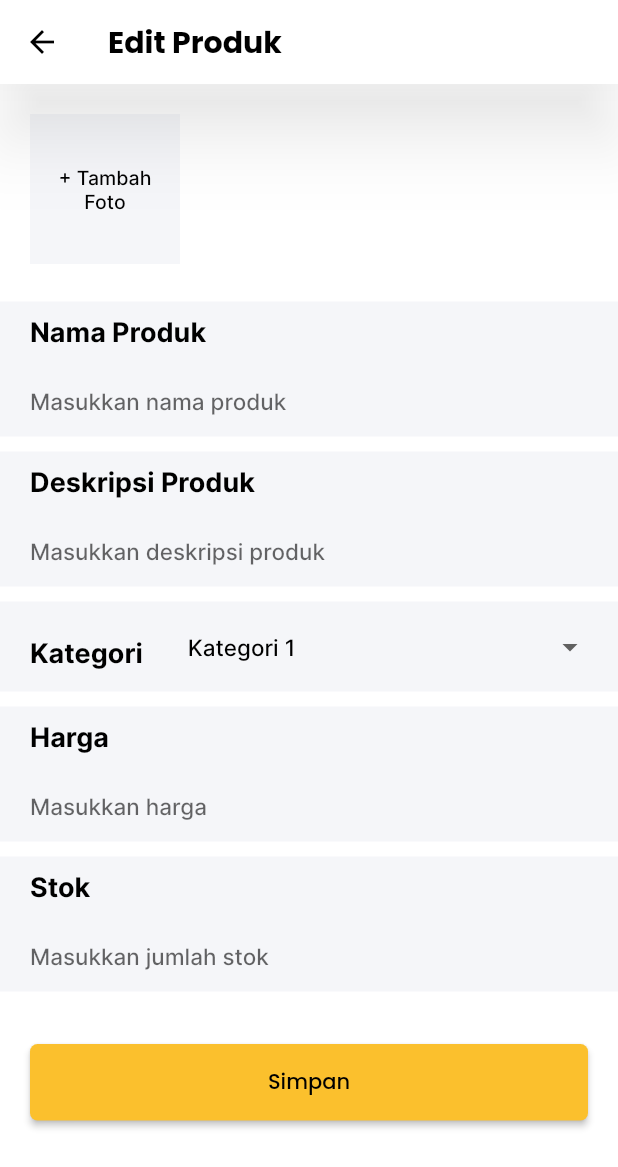
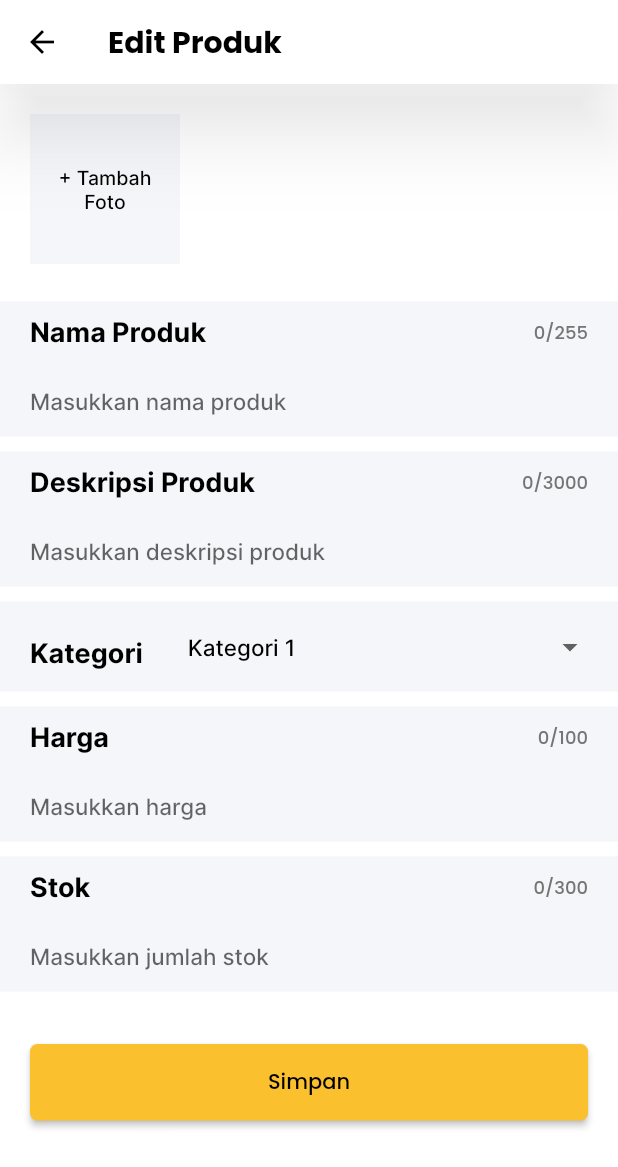
Before and after one commit to jenaarrr1111/umik-App, a Flutter app: the SellerEditProductScreen screen opened by its route, on a phone screen of 412 x 824 dp. Shown: the top 1167 px of the screen. Run offline on Flutter 3.47's test engine with Material 2 defaults, Android fonts, the phone set to English and light mode, and no system bars; our stand-ins replace flutter_svg.

Commit message:
Menambahkan word counter di halaman seller_edit_product

```diff
--- a/lib/screens/penjual/edit_produk/components/edit_product_body.dart
+++ b/lib/screens/penjual/edit_produk/components/edit_product_body.dart
@@ -16,6 +16,16 @@
   var deskripsiController = TextEditingController();
   var hargaController = TextEditingController();
   var stokController = TextEditingController();
+
+  final namaProdukLength = 255;
+  final deskripsiLength = 3000;
+  final hargaLength = 100;
+  final stokLength = 300;
+
+  var textNamaProdukLength = 0;
+  var textDeskripsiLength = 0;
+  var textHargaLength = 0;
+  var textStokLength = 0;
 
   static const List<String> kategoriList = [
     'Kategori 1',
@@ -92,9 +102,22 @@
                 crossAxisAlignment: CrossAxisAlignment.start,
                 children: [
                   Padding(
-                    padding: const EdgeInsets.only(left: 20, top: 10),
+                    padding:
+                        const EdgeInsets.only(left: 20, right: 20, top: 10),
+                    child: Row(
+                      children: [
+                        Expanded(
                           child: Text('Nama Produk',
                               style: Theme.of(context).textTheme.titleLarge),
+                        ),
+                        Text(
+                            '${textNamaProdukLength.toString()}/${namaProdukLength.toString()}',
+                            style: Theme.of(context)
+                                .textTheme
+                                .labelMedium!
+                                .copyWith(color: kTextSecondColor)),
+                      ],
+                    ),
                   ),
                   const SizedBox(height: 10),
                   TextFormField(
@@ -115,8 +138,15 @@
                       errorBorder: InputBorder.none,
                       hintText: 'Masukkan nama produk',
                       filled: true,
+                      counterText: '',
                     ),
                     style: Theme.of(context).textTheme.titleMedium,
+                    maxLength: namaProdukLength,
+                    onChanged: (value) {
+                      setState(() {
+                        textNamaProdukLength = value.length;
+                      });
+                    },
                     validator: (value) => value!.isEmpty
                         ? 'Nama produk tidak boleh kososng!'
                         : null,
@@ -133,9 +163,22 @@
                 crossAxisAlignment: CrossAxisAlignment.start,
                 children: [
                   Padding(
-                    padding: const EdgeInsets.only(left: 20, top: 10),
+                    padding:
+                        const EdgeInsets.only(left: 20, right: 20, top: 10),
+                    child: Row(
+                      children: [
+                        Expanded(
                           child: Text('Deskripsi Produk',
                               style: Theme.of(context).textTheme.titleLarge),
+                        ),
+                        Text(
+                            '${textDeskripsiLength.toString()}/${deskripsiLength.toString()}',
+                            style: Theme.of(context)
+                                .textTheme
+                                .labelMedium!
+                                .copyWith(color: kTextSecondColor)),
+                      ],
+                    ),
                   ),
                   const SizedBox(height: 10),
                   TextFormField(
@@ -156,8 +199,15 @@
                       errorBorder: InputBorder.none,
                       hintText: 'Masukkan deskripsi produk',
                       filled: true,
+                      counterText: '',
                     ),
                     style: Theme.of(context).textTheme.titleMedium,
+                    maxLength: deskripsiLength,
+                    onChanged: (value) {
+                      setState(() {
+                        textDeskripsiLength = value.length;
+                      });
+                    },
                     validator: (value) => value!.isEmpty
                         ? 'Deskripsi produk tidak boleh kososng!'
                         : null,
@@ -174,8 +224,8 @@
                 mainAxisAlignment: MainAxisAlignment.start,
                 children: [
                   Padding(
-                    padding: const EdgeInsets.only(
-                        top: 10, right: 10, left: 20),
+                    padding:
+                        const EdgeInsets.only(top: 10, right: 10, left: 20),
                     child: Text('Kategori',
                         style: Theme.of(context).textTheme.titleLarge),
                   ),
@@ -213,9 +263,22 @@
                 crossAxisAlignment: CrossAxisAlignment.start,
                 children: [
                   Padding(
-                    padding: const EdgeInsets.only(left: 20, top: 10),
+                    padding:
+                        const EdgeInsets.only(left: 20, right: 20, top: 10),
+                    child: Row(
+                      children: [
+                        Expanded(
                           child: Text('Harga',
                               style: Theme.of(context).textTheme.titleLarge),
+                        ),
+                        Text(
+                            '${textHargaLength.toString()}/${hargaLength.toString()}',
+                            style: Theme.of(context)
+                                .textTheme
+                                .labelMedium!
+                                .copyWith(color: kTextSecondColor)),
+                      ],
+                    ),
                   ),
                   const SizedBox(height: 10),
                   TextFormField(
@@ -236,8 +299,15 @@
                       errorBorder: InputBorder.none,
                       hintText: 'Masukkan harga',
                       filled: true,
+                      counterText: '',
                     ),
                     style: Theme.of(context).textTheme.titleMedium,
+                    maxLength: hargaLength,
+                    onChanged: (value) {
+                      setState(() {
+                        textHargaLength = value.length;
+                      });
+                    },
                     validator: (value) =>
                         value!.isEmpty ? 'Harga tidak boleh kososng!' : null,
                   ),
@@ -253,9 +323,22 @@
                 crossAxisAlignment: CrossAxisAlignment.start,
                 children: [
                   Padding(
-                    padding: const EdgeInsets.only(left: 20, top: 10),
+                    padding:
+                        const EdgeInsets.only(left: 20, right: 20, top: 10),
+                    child: Row(
+                      children: [
+                        Expanded(
                           child: Text('Stok',
                               style: Theme.of(context).textTheme.titleLarge),
+                        ),
+                        Text(
+                            '${textStokLength.toString()}/${stokLength.toString()}',
+                            style: Theme.of(context)
+                                .textTheme
+                                .labelMedium!
+                                .copyWith(color: kTextSecondColor)),
+                      ],
+                    ),
                   ),
                   const SizedBox(height: 10),
                   TextFormField(
@@ -276,8 +359,15 @@
                       errorBorder: InputBorder.none,
                       hintText: 'Masukkan jumlah stok',
                       filled: true,
+                      counterText: '',
                     ),
                     style: Theme.of(context).textTheme.titleMedium,
+                    maxLength: stokLength,
+                    onChanged: (value) {
+                      setState(() {
+                        textStokLength = value.length;
+                      });
+                    },
                     validator: (value) =>
                         value!.isEmpty ? 'Stok boleh kososng!' : null,
                   ),
```
Lines whose indentation alone changed are shown as unchanged.
